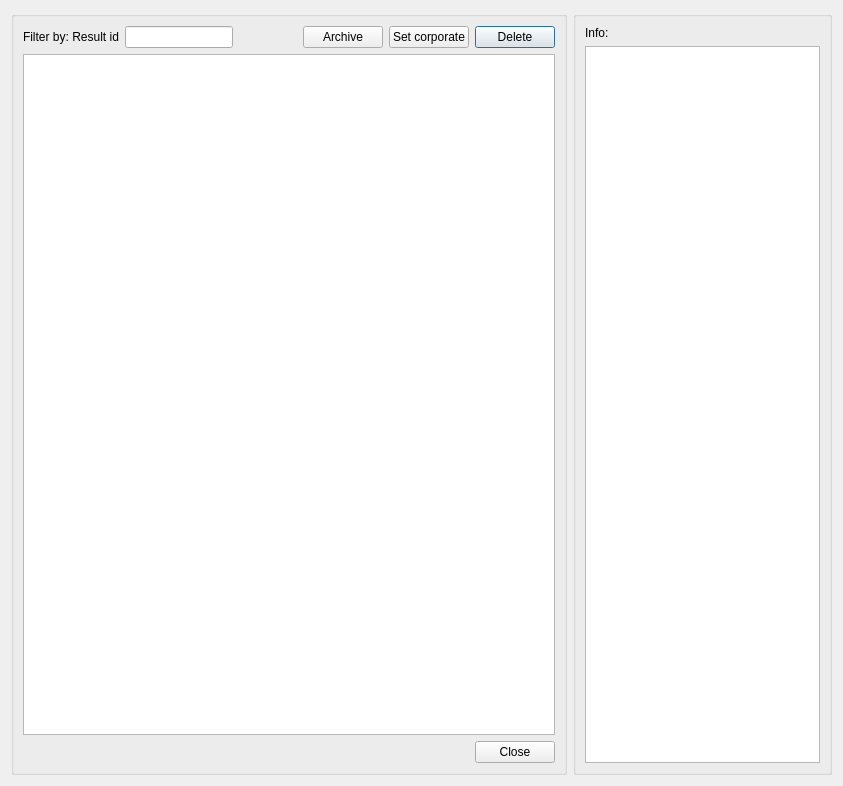
This is core/ui/toolbars/epa/go2epa_manager.ui in Giswater/giswater_qgis_plugin as Qt 5 draws it before an edit. The edited form follows.
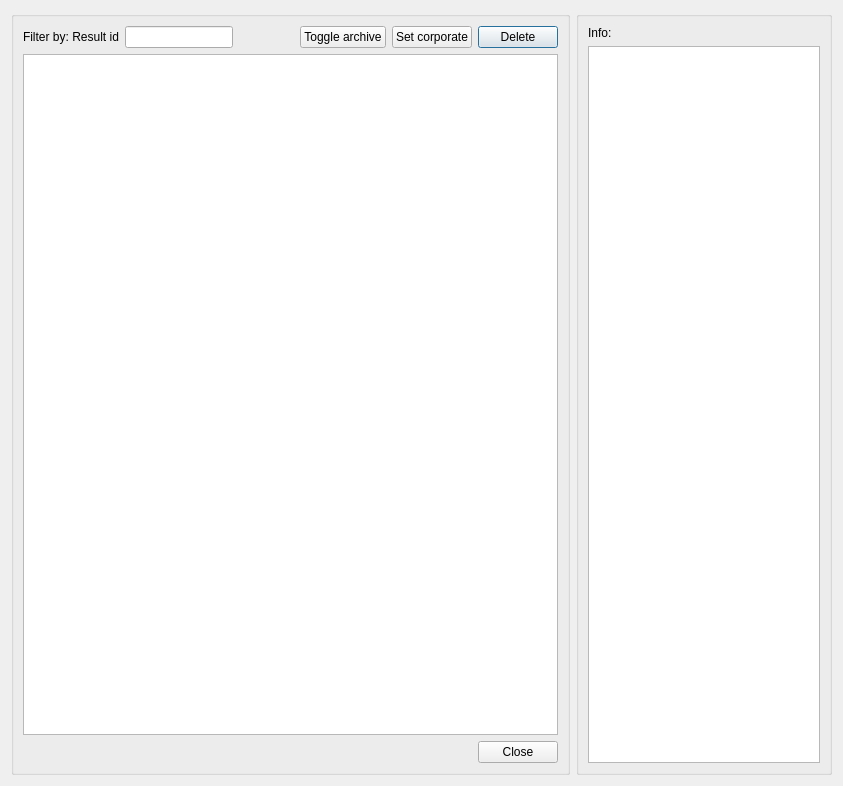
This is the edited form.

Commit message: feat(go2epa manager): change set_archive button to toggle_archive

```diff
--- a/core/ui/toolbars/epa/go2epa_manager.ui
+++ b/core/ui/toolbars/epa/go2epa_manager.ui
@@ -137,7 +137,7 @@
       <item row="1" column="3">
        <widget class="QPushButton" name="btn_archive">
         <property name="text">
-         <string>Archive</string>
+         <string>Toggle archive</string>
         </property>
        </widget>
       </item>
```
The commit also changes 1 other file.
